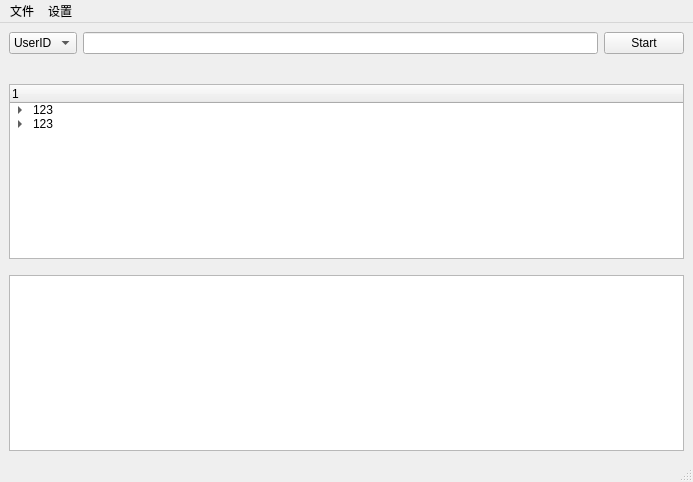
This is UI/testUI.ui in gsxhnd/python_test as Qt 5 draws it before an edit. The edited form follows.
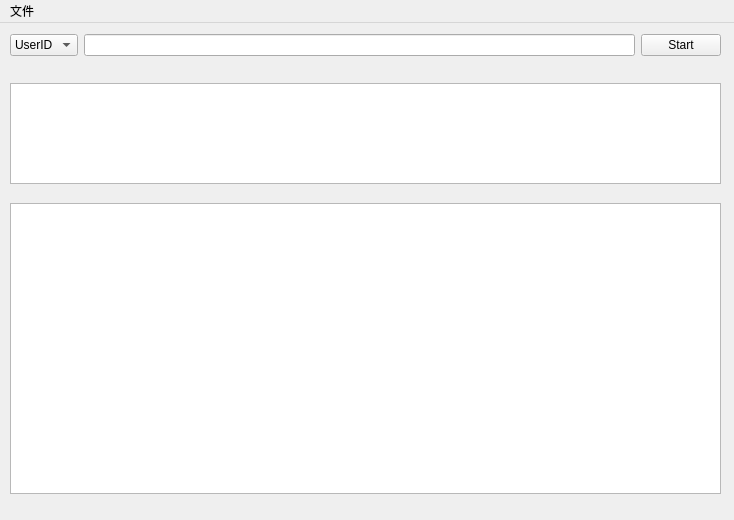
This is the edited form.

Patch:
```diff
--- a/UI/testUI.ui
+++ b/UI/testUI.ui
@@ -9,8 +9,8 @@
    <rect>
     <x>0</x>
     <y>0</y>
-    <width>693</width>
-    <height>482</height>
+    <width>734</width>
+    <height>520</height>
    </rect>
   </property>
   <property name="mouseTracking">
@@ -23,10 +23,15 @@
    <bool>false</bool>
   </property>
   <widget class="QWidget" name="centralwidget">
-   <layout class="QGridLayout" name="gridLayout">
-    <item row="0" column="0">
-     <layout class="QVBoxLayout" name="verticalLayout">
-      <item>
+   <widget class="QWidget" name="">
+    <property name="geometry">
+     <rect>
+      <x>10</x>
+      <y>10</y>
+      <width>711</width>
+      <height>25</height>
+     </rect>
+    </property>
        <layout class="QHBoxLayout" name="horizontalLayout">
         <item>
          <widget class="QComboBox" name="comboBox">
@@ -59,85 +64,46 @@
          </widget>
         </item>
        </layout>
-      </item>
-      <item>
-       <spacer name="verticalSpacer">
-        <property name="orientation">
-         <enum>Qt::Vertical</enum>
-        </property>
-        <property name="sizeHint" stdset="0">
-         <size>
-          <width>20</width>
-          <height>40</height>
-         </size>
-        </property>
-       </spacer>
-      </item>
-      <item>
-       <widget class="QTreeWidget" name="treeWidget">
-        <column>
-         <property name="text">
-          <string>1</string>
-         </property>
-        </column>
-        <item>
-         <property name="text">
-          <string>123</string>
-         </property>
-         <item>
-          <property name="text">
-           <string>123</string>
-          </property>
-         </item>
-        </item>
-        <item>
-         <property name="text">
-          <string>123</string>
-         </property>
-         <item>
-          <property name="text">
-           <string>123</string>
-          </property>
-         </item>
-         <item>
-          <property name="text">
-           <string>123</string>
-          </property>
-         </item>
-        </item>
-        <item>
-         <property name="text">
+   </widget>
+   <widget class="QTableView" name="tableView">
+    <property name="geometry">
+     <rect>
+      <x>10</x>
+      <y>180</y>
+      <width>711</width>
+      <height>291</height>
+     </rect>
+    </property>
+    <property name="whatsThis">
           <string/>
          </property>
-        </item>
-       </widget>
-      </item>
-      <item>
-       <spacer name="horizontalSpacer">
-        <property name="orientation">
-         <enum>Qt::Horizontal</enum>
-        </property>
-        <property name="sizeHint" stdset="0">
-         <size>
-          <width>108</width>
-          <height>10</height>
-         </size>
-        </property>
-       </spacer>
-      </item>
-      <item>
-       <widget class="QListView" name="listView"/>
-      </item>
-     </layout>
-    </item>
-   </layout>
+    <property name="styleSheet">
+     <string notr="true"/>
+    </property>
+    <property name="showGrid">
+     <bool>true</bool>
+    </property>
+   </widget>
+   <widget class="QTableWidget" name="tableWidget">
+    <property name="enabled">
+     <bool>true</bool>
+    </property>
+    <property name="geometry">
+     <rect>
+      <x>10</x>
+      <y>60</y>
+      <width>711</width>
+      <height>101</height>
+     </rect>
+    </property>
+   </widget>
   </widget>
   <widget class="QMenuBar" name="menubar">
    <property name="geometry">
     <rect>
      <x>0</x>
      <y>0</y>
-     <width>693</width>
+     <width>734</width>
      <height>23</height>
     </rect>
    </property>
@@ -147,18 +113,13 @@
     </property>
     <addaction name="open"/>
     <addaction name="separator"/>
-    <addaction name="exit"/>
-   </widget>
-   <widget class="QMenu" name="menu_2">
-    <property name="title">
-     <string>设置</string>
-    </property>
+    <addaction name="settingAction"/>
+    <addaction name="separator"/>
+    <addaction name="exitAction"/>
    </widget>
    <addaction name="menu"/>
-   <addaction name="menu_2"/>
   </widget>
-  <widget class="QStatusBar" name="statusbar"/>
-  <action name="open">
+  <action name="openAction">
    <property name="text">
     <string>打开</string>
    </property>
```
Left out of the diff: 11 changed lines with no effect on the pictures. Lines whose indentation alone changed are shown as unchanged.
